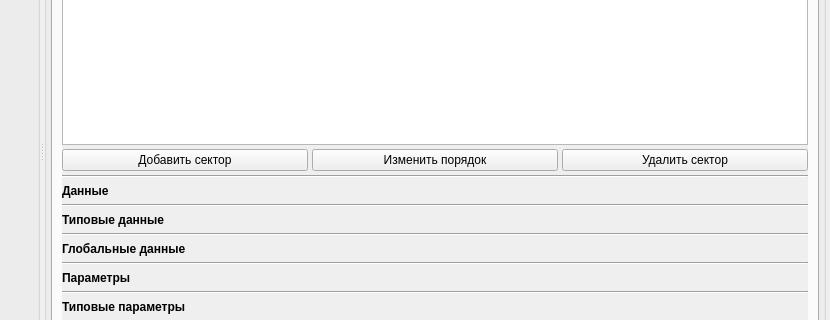
The window that designer/mainwindow.ui (Artemako/net-constructor) describes before a commit, drawn with Qt 5; both pictures show x 314 to 1144 and y 189 to 509 of the 1144 by 653 pixel window.
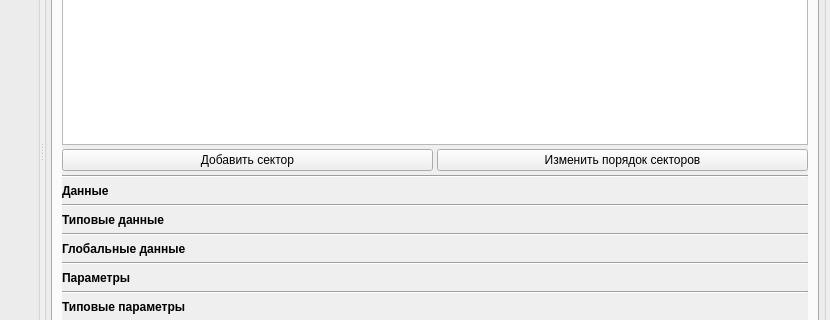
The same window after the commit. The open tabs and pages were chosen to show the change. Icons and pictures are not drawn. Custom widgets are drawn as their Qt base class.

```diff
--- a/designer/mainwindow.ui
+++ b/designer/mainwindow.ui
@@ -424,14 +424,7 @@
                     <item>
                      <widget class="QPushButton" name="btn_move_control_sectors">
                       <property name="text">
-                       <string>Изменить порядок</string>
-                      </property>
-                     </widget>
-                    </item>
-                    <item>
-                     <widget class="QPushButton" name="btn_delete_control_sector">
-                      <property name="text">
-                       <string>Удалить сектор</string>
+                       <string>Изменить порядок секторов</string>
                       </property>
                      </widget>
                     </item>
```
Left out of the diff: 2 changed lines with no effect on the pictures.
